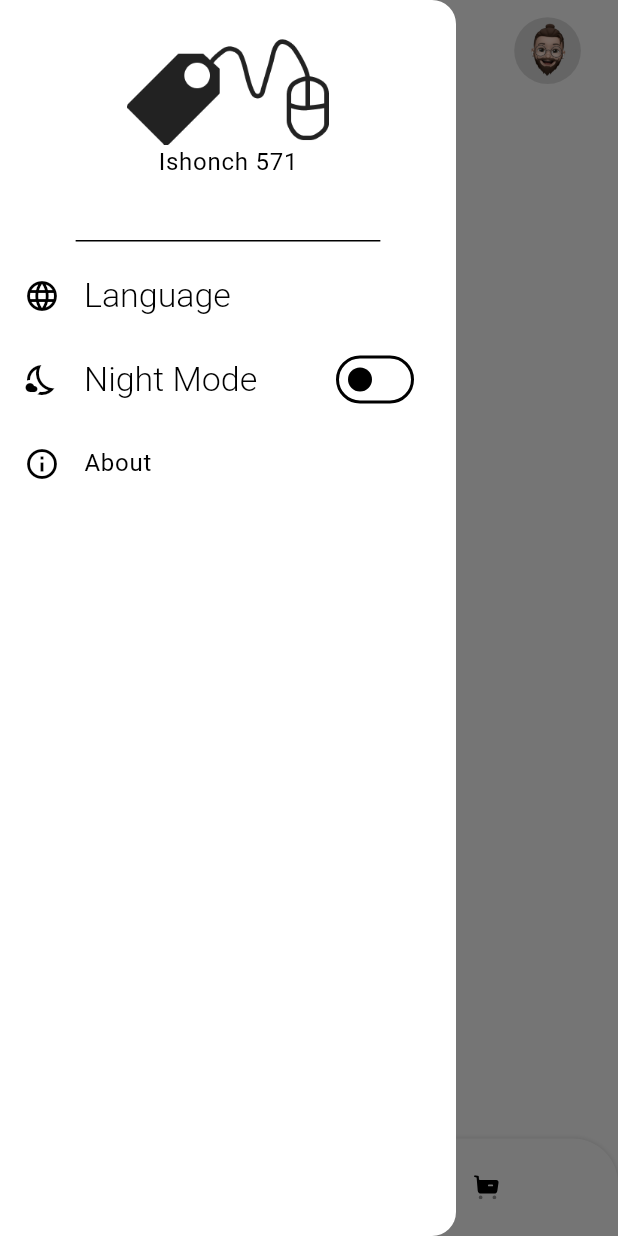
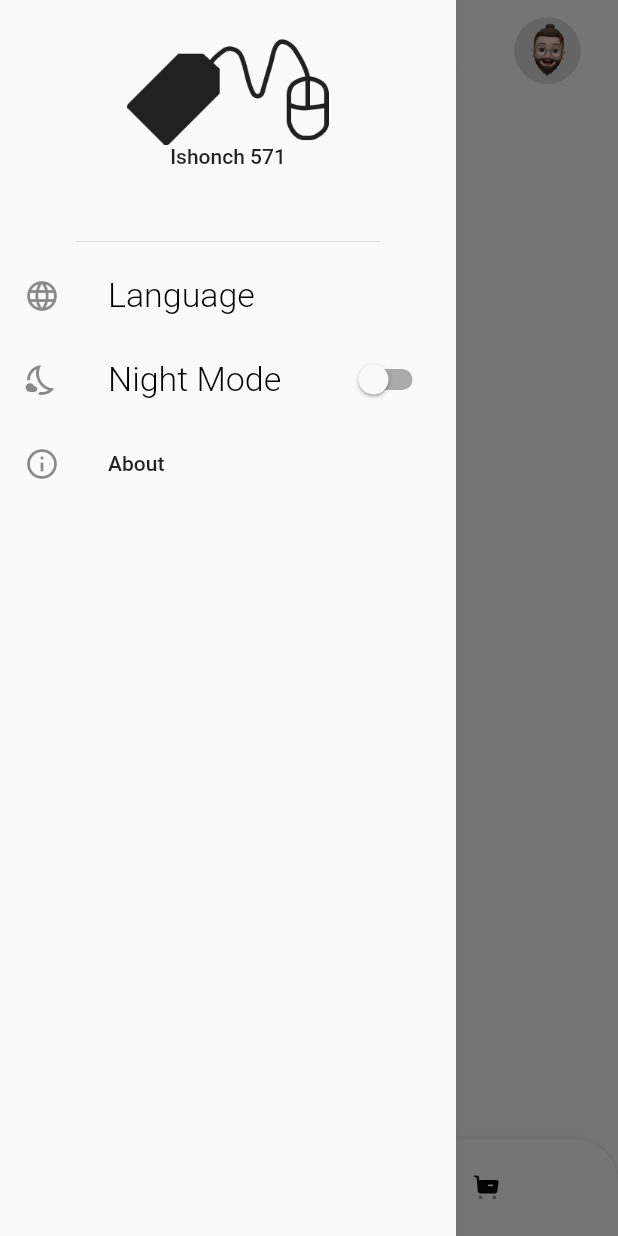
Before and after one commit to Ibrokihimbek/Ishonch-571, a Flutter app: the BottomNavPage screen opened by its route, after a tap on an icon or button, on a phone screen of 412 x 824 dp. Run offline on Flutter 3.47's test engine with Material 2 defaults, Android fonts, the phone set to English and light mode, and no system bars; our stand-ins replace adaptive_theme, bloc, connectivity_plus, dio, easy_localization, equatable and 17 more; missing offline and left inert: dart:ffi; accounts and stored records are empty; network calls fail.

Commit message:
some changes

```diff
--- a/lib/screens/bottom_nav/bottom_nav_page.dart
+++ b/lib/screens/bottom_nav/bottom_nav_page.dart
@@ -1,3 +1,4 @@
+import 'package:adaptive_theme/adaptive_theme.dart';
 import 'package:connectivity_plus/connectivity_plus.dart';
 import 'package:flutter/material.dart';
 import 'package:flutter_bloc/flutter_bloc.dart';
@@ -22,6 +23,24 @@ class BottomNavPage extends StatefulWidget {
 }
 
 class _BottomNavPageState extends State<BottomNavPage> {
+
+
+
+  AdaptiveThemeMode? themeMode;
+  Future<void> _getMode() async {
+    themeMode = await AdaptiveTheme.getThemeMode();
+    setState(() {});
+  }
+
+  Future<void> _switchTheme() async {
+    if (themeMode!.isDark) {
+      AdaptiveTheme.of(context).setLight();
+    } else {
+      AdaptiveTheme.of(context).setDark();
+    }
+    await _getMode();
+  }
+
   final GlobalKey<ScaffoldState> _key = GlobalKey();
 
   List<Widget> screens = [];
@@ -30,6 +49,7 @@ class _BottomNavPageState extends State<BottomNavPage> {
 
   @override
   void initState() {
+    _getMode();
     screens.insert(
       0,
       HomePage(
@@ -71,6 +91,7 @@ class _BottomNavPageState extends State<BottomNavPage> {
               onChanged: (value) {
                 setState(() {});
                 IsNightMode = !IsNightMode;
+                _switchTheme();
               },
               IsNightMode: IsNightMode,
             ),
--- a/lib/screens/bottom_nav/home/drawer/drawer.dart
+++ b/lib/screens/bottom_nav/home/drawer/drawer.dart
@@ -6,6 +6,7 @@ import 'package:ishonch/utils/app_image.dart';
 class MyDrawer extends StatelessWidget {
   bool IsNightMode;
   ValueChanged onChanged;
+
   MyDrawer({super.key, required this.IsNightMode, required this.onChanged});
 
   @override
@@ -20,7 +21,11 @@ class MyDrawer extends StatelessWidget {
                 SizedBox(
                   width: 132.5.w,
                   height: 68.64.h,
-                  child: Image.asset(AppImages.imageLogo),
+                  child: Image.asset(
+                    AppImages.imageLogo,
+                    color: Theme.of(context).textTheme.bodyMedium!.color,
+
+                  ),
                 ),
                 SizedBox(
                   child: Text('Ishonch 571',
--- a/lib/utils/theme.dart
+++ b/lib/utils/theme.dart
@@ -34,7 +34,7 @@ class AppTheme {
     colorScheme: const ColorScheme.light(),
     primaryColorDark: AppColors.white,
     primaryColor: AppColors.white,
-    useMaterial3: true,
+   // useMaterial3: true,
     cardColor: AppColors.black,
     shadowColor: AppColors.grey.withOpacity(0.5),
     textSelectionTheme:
@@ -109,7 +109,7 @@ class AppTheme {
       backgroundColor: AppColors.grey.withOpacity(0.85),
       elevation: 8,
     ),
-    useMaterial3: true,
+  //  useMaterial3: true,
     splashColor: AppColors.black,
     hintColor: AppColors.grey,
     cardColor: AppColors.white,
```
